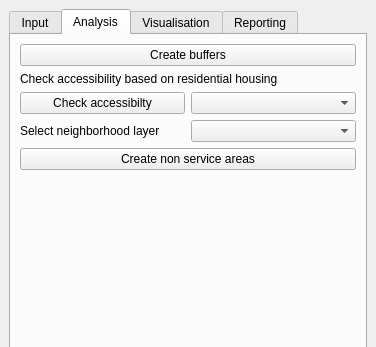
This is SpatialDecision/spatial_decision_dockwidget_base.ui in Matthie456/Bon_DenDuijn as Qt 5 draws it before an edit; both pictures show x 0 to 376 and y 0 to 347 of the 376 by 500 pixel window. The edited form follows.
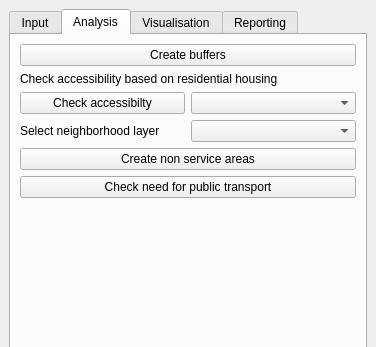
This is the edited form. The open tabs and pages were chosen to show the change.

Commit message: UI: Added the 'check lack of public transport accessibility' for every neighbourhood Button Dockwidget: Added the function to check the need for public transport.

Patch:
```diff
--- a/SpatialDecision/spatial_decision_dockwidget_base.ui
+++ b/SpatialDecision/spatial_decision_dockwidget_base.ui
@@ -163,6 +163,13 @@
             </property>
            </widget>
           </item>
+          <item>
+           <widget class="QPushButton" name="accessibilitynonserviceButton">
+            <property name="text">
+             <string>Check need for public transport</string>
+            </property>
+           </widget>
+          </item>
           <item>
            <spacer name="verticalSpacer_2">
             <property name="orientation">
```
Left out of the diff: 2 changed lines with no effect on the pictures. The commit also changes 1 other file.
